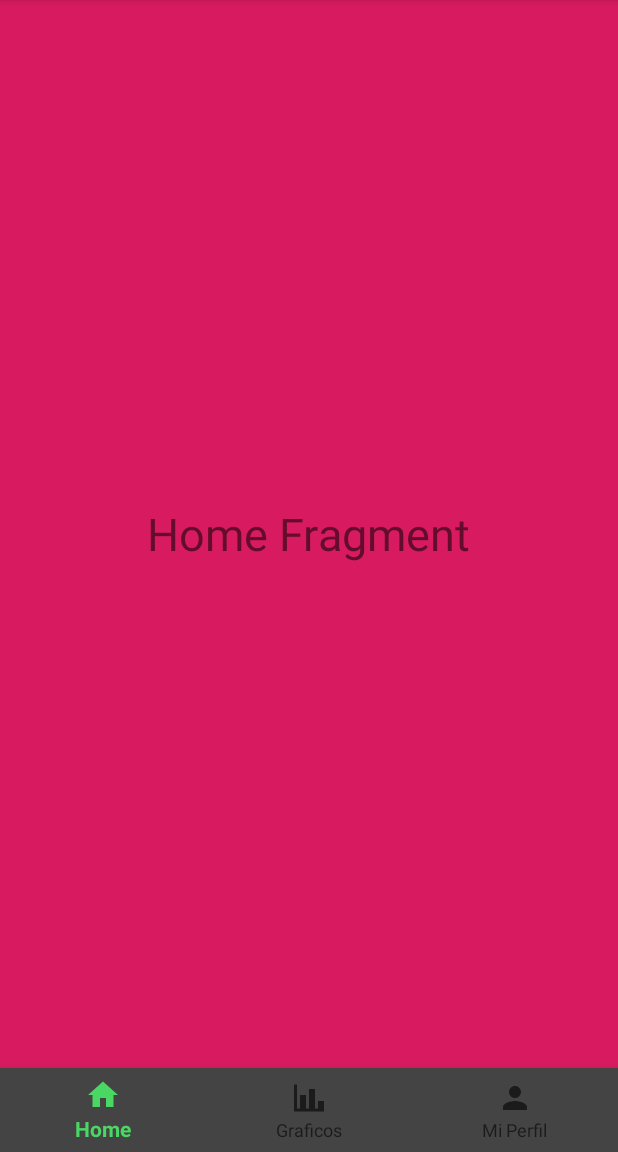
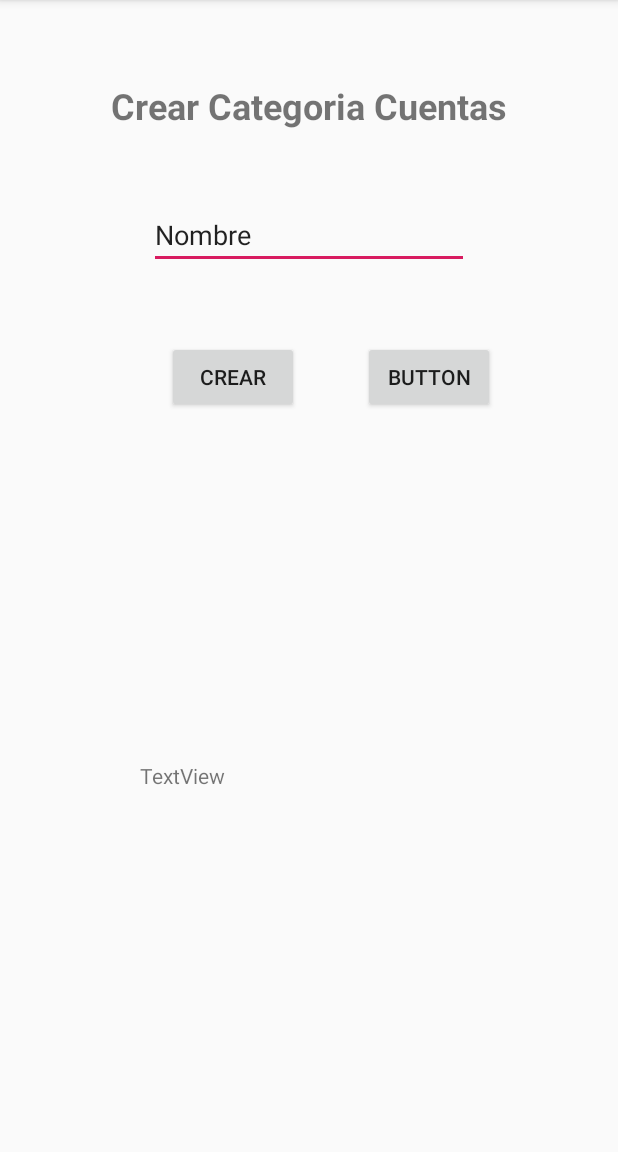
Before and after one commit to Lexar7/AdministradorFinanzas, an Android app: the screen it shows after launch (MainActivity before the commit, CrearCategorias after it), on a phone screen of 412 x 824 dp, the part 84-1236 px from its top. Run offline under Robolectric (Android 15) with nearby library versions, the phone set to English and light mode, and no system bars; our stand-ins replace Room's generated code.

Commit message:
CrearCateCuentas

```diff
--- /dev/null
+++ b/app/src/main/java/company/eduardo/administradorfinanzas/CrearCategorias.java
@@ -0,0 +1,102 @@
+package company.eduardo.administradorfinanzas;
+
+import android.arch.lifecycle.LiveData;
+import android.arch.lifecycle.Observer;
+import android.database.sqlite.SQLiteDatabase;
+import android.support.annotation.Nullable;
+import android.support.v7.app.AppCompatActivity;
+import android.os.Bundle;
+import android.view.View;
+import android.widget.Button;
+import android.widget.EditText;
+import android.widget.TextView;
+
+import java.util.List;
+
+import company.eduardo.administradorfinanzas.DataContext.Dao.CategoriasCuentasDao;
+import company.eduardo.administradorfinanzas.DataContext.Database;
+import company.eduardo.administradorfinanzas.DataContext.Entities.CategoriasCuentas;
+import company.eduardo.administradorfinanzas.DataContext.Repositories.CategoriasCuentasRepository;
+import company.eduardo.administradorfinanzas.DataContext.ViewModel.CategoriasCuentasViewModel;
+
+
+public class CrearCategorias extends AppCompatActivity {
+    private EditText etCategoria;
+    private Button btGuardar, btMostrar;
+    private TextView etMostrar;
+    private CategoriasCuentas mCategoriasCuentas;
+    private CategoriasCuentasRepository categoriasCuentasRepository;
+
+    @Override
+    protected void onCreate(Bundle savedInstanceState) {
+        super.onCreate(savedInstanceState);
+        setContentView(R.layout.activity_crear_categorias);
+        categoriasCuentasRepository = new CategoriasCuentasRepository(getApplication());
+        etCategoria = findViewById(R.id.txtCrearCate);
+        etMostrar= findViewById(R.id.txtMostrar);
+        btGuardar = findViewById(R.id.btnCrear);
+        btMostrar = findViewById(R.id.btnMostrar);
+
+        btGuardar.setOnClickListener(new View.OnClickListener() {
+            @Override
+            public void onClick(View v) {
+                crear();
+            }
+        });
+
+btMostrar.setOnClickListener(new View.OnClickListener() {
+    @Override
+    public void onClick(View v) {
+        mostrar();
+    }
+});
+
+        categoriasCuentasRepository.getAll().observe(this, new Observer<List<CategoriasCuentas>>() {
+            @Override
+            public void onChanged(@Nullable List<CategoriasCuentas> notes) {
+                for(CategoriasCuentas note : notes) {
+                    System.out.println("-----------------------");
+                    System.out.println(note.getIdCategoria());
+                    System.out.println(note.getName());
+                    System.out.println(note.getImage());
+
+                }
+            }
+        });
+
+    }
+
+    private void mostrar(){
+
+
+
+       /*
+        List<CategoriasCuentas> list = notas.getValue();
+        if(list.size()> 0) {
+            String mensaje ="";
+            for(int i =0; i<list.size(); i++){
+                mensaje+="\n "+list.get(i).getName();
+            }
+            etMostrar.setText(mensaje);
+        }*/
+
+    }
+  private void crear() {
+      String textoCategoria = etCategoria.getText().toString();
+              mCategoriasCuentas = new CategoriasCuentas(textoCategoria, "@drawable/money.png");
+              categoriasCuentasRepository.insert(mCategoriasCuentas);
+
+          }
+
+  /*  private void crear() {
+        String textoCategoria = etCategoria.getText().toString();
+        if (!etCategoria.equals("")) {
+            if (mCategoriasCuentas == null) {
+                mCategoriasCuentas = new CategoriasCuentas(textoCategoria, "@drawable/money");
+                DaoCategoriaCuentas.insert(mCategoriasCuentas);
+                //.addNota(mNota);
+
+            }
+        }
+    }*/
+}
--- a/app/src/main/java/company/eduardo/administradorfinanzas/DataContext/Dao/CategoriasCuentasDao.java
+++ b/app/src/main/java/company/eduardo/administradorfinanzas/DataContext/Dao/CategoriasCuentasDao.java
@@ -8,6 +8,7 @@ import android.arch.persistence.room.Query;
 
 import java.util.List;
 
+import company.eduardo.administradorfinanzas.DataContext.Entities.CategoriaSalidas;
 import company.eduardo.administradorfinanzas.DataContext.Entities.CategoriasCuentas;
 
 @Dao
@@ -16,6 +17,7 @@ public interface CategoriasCuentasDao {
     @Insert(onConflict = OnConflictStrategy.REPLACE)
     void insert(CategoriasCuentas categoriasCuentas);
 
+
     @Query("DELETE FROM CategoriasCuentas")
     void deleteAll();
 
--- a/app/src/main/java/company/eduardo/administradorfinanzas/LoginActivity.java
+++ b/app/src/main/java/company/eduardo/administradorfinanzas/LoginActivity.java
@@ -42,7 +42,7 @@ public class LoginActivity extends AppCompatActivity implements GoogleApiClient.
         signInButton.setSize(SignInButton.SIZE_WIDE);
 
         //signInButton.setColorScheme(SignInButton.COLOR_DARK);
-
+/*
         signInButton.setOnClickListener(new View.OnClickListener() {
             @Override
             public void onClick(View v) {
@@ -50,7 +50,7 @@ public class LoginActivity extends AppCompatActivity implements GoogleApiClient.
                 startActivityForResult(intent, SIGN_IN_CODE);
             }
         });
-
+*/
 
     }
 
--- a/app/src/main/java/company/eduardo/administradorfinanzas/splash.java
+++ b/app/src/main/java/company/eduardo/administradorfinanzas/splash.java
@@ -23,7 +23,7 @@ public class splash extends AppCompatActivity {
             public void run() {
                 finish();
                 if (!botonBackPresionado){
-                    Intent intento = new Intent(splash.this, MainActivity.class);
+                    Intent intento = new Intent(splash.this, CrearCategorias.class);
                     startActivity(intento);
                 }
             }
--- /dev/null
+++ b/app/src/main/res/layout/activity_crear_categorias.xml
@@ -0,0 +1,61 @@
+<?xml version="1.0" encoding="utf-8"?>
+<RelativeLayout
+ xmlns:android="http://schemas.android.com/apk/res/android"
+    xmlns:app="http://schemas.android.com/apk/res-auto"
+    xmlns:tools="http://schemas.android.com/tools"
+    android:layout_width="match_parent"
+    android:layout_height="match_parent"
+    tools:context=".CrearCategorias">
+
+    <TextView
+        android:id="@+id/textView3"
+        android:layout_width="wrap_content"
+        android:layout_height="wrap_content"
+        android:layout_alignParentTop="true"
+        android:layout_centerHorizontal="true"
+        android:layout_marginTop="54dp"
+        android:text="Crear Categoria Cuentas"
+        android:textSize="24sp"
+        android:textStyle="bold" />
+
+    <EditText
+        android:id="@+id/txtCrearCate"
+        android:layout_width="wrap_content"
+        android:layout_height="wrap_content"
+        android:layout_alignParentTop="true"
+        android:layout_centerHorizontal="true"
+        android:layout_marginTop="134dp"
+        android:ems="10"
+        android:inputType="textPersonName"
+        android:text="Nombre" />
+
+    <Button
+        android:id="@+id/btnCrear"
+        android:layout_width="wrap_content"
+        android:layout_height="wrap_content"
+        android:layout_alignParentStart="true"
+        android:layout_alignParentTop="true"
+        android:layout_marginStart="111dp"
+        android:layout_marginTop="227dp"
+        android:text="Crear" />
+
+    <TextView
+        android:id="@+id/txtMostrar"
+        android:layout_width="248dp"
+        android:layout_height="193dp"
+        android:layout_alignStart="@+id/txtCrearCate"
+        android:layout_alignParentBottom="true"
+        android:layout_marginStart="-6dp"
+        android:layout_marginBottom="67dp"
+        android:text="TextView" />
+
+    <Button
+        android:id="@+id/btnMostrar"
+        android:layout_width="wrap_content"
+        android:layout_height="wrap_content"
+        android:layout_alignTop="@+id/btnCrear"
+        android:layout_alignParentEnd="true"
+        android:layout_marginTop="0dp"
+        android:layout_marginEnd="82dp"
+        android:text="Button" />
+</RelativeLayout>
```
Also changed, not shown: app/src/main/AndroidManifest.xml (+5 -5 lines), app/src/main/java/company/eduardo/administradorfinanzas/CrearCuentas.java (added, +13 -0 lines), app/src/main/res/layout/activity_crear_cuentas.xml (added, +104 -0 lines), app/src/main/res/layout/activity_main.xml (+8 -1 lines), 1 other file.
